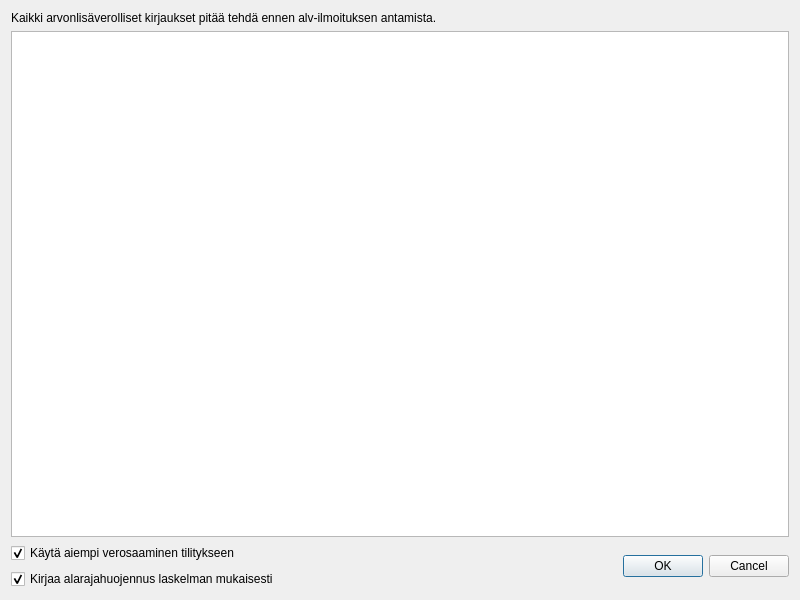
Qt form kitupiikki/alv/alvilmoitusdialog.ui (artoh/kitupiikki) before a commit.
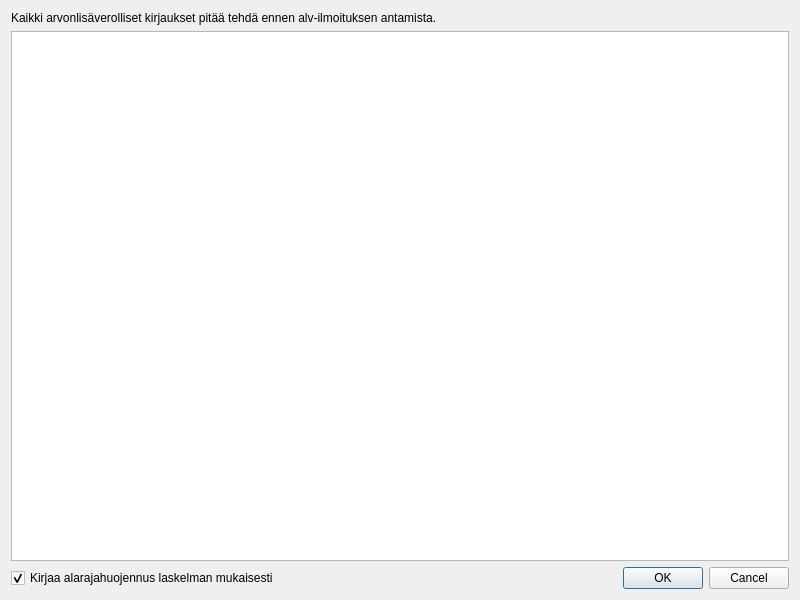
The same form after that commit.

Commit message: Brutto-ALV käsittelyä

```diff
--- a/kitupiikki/alv/alvilmoitusdialog.ui
+++ b/kitupiikki/alv/alvilmoitusdialog.ui
@@ -43,16 +43,6 @@
     <layout class="QHBoxLayout" name="horizontalLayout">
      <item>
       <layout class="QVBoxLayout" name="verticalLayout">
-       <item>
-        <widget class="QCheckBox" name="saatavaCheck">
-         <property name="text">
-          <string>Käytä aiempi verosaaminen tilitykseen</string>
-         </property>
-         <property name="checked">
-          <bool>true</bool>
-         </property>
-        </widget>
-       </item>
        <item>
         <widget class="QCheckBox" name="huojennusCheck">
          <property name="text">
```
The commit also changes 2 other files.
